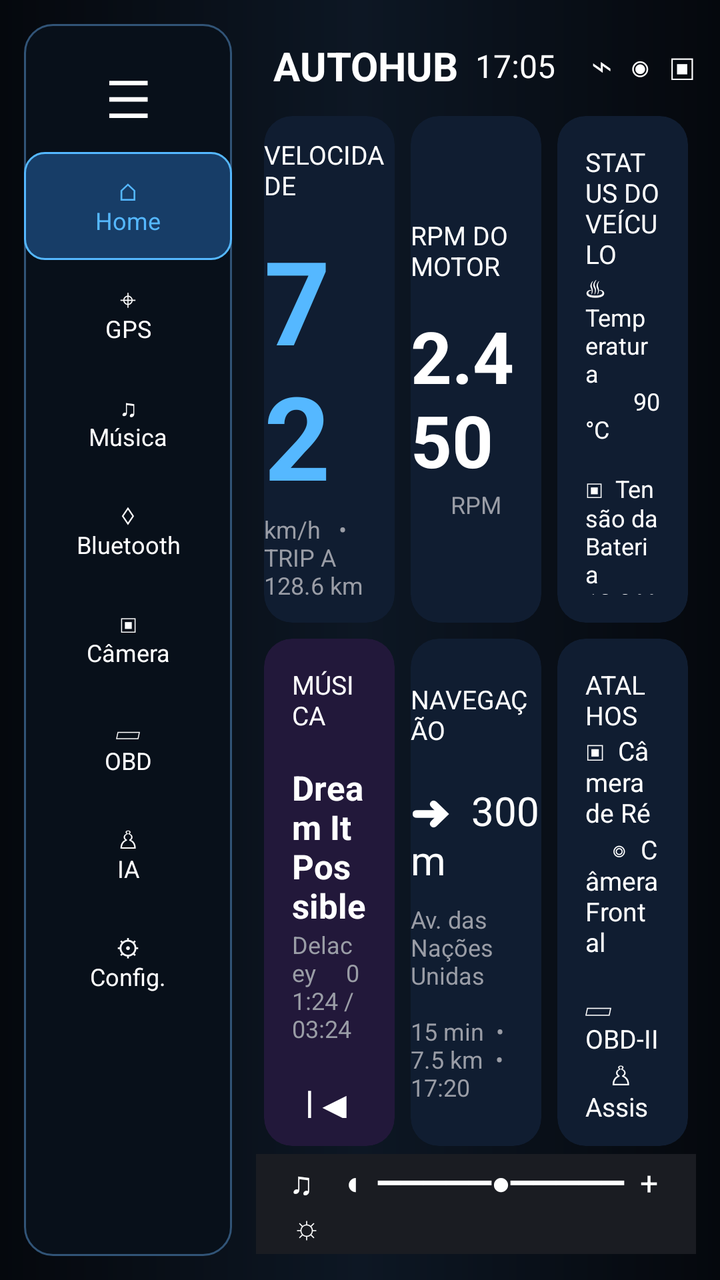
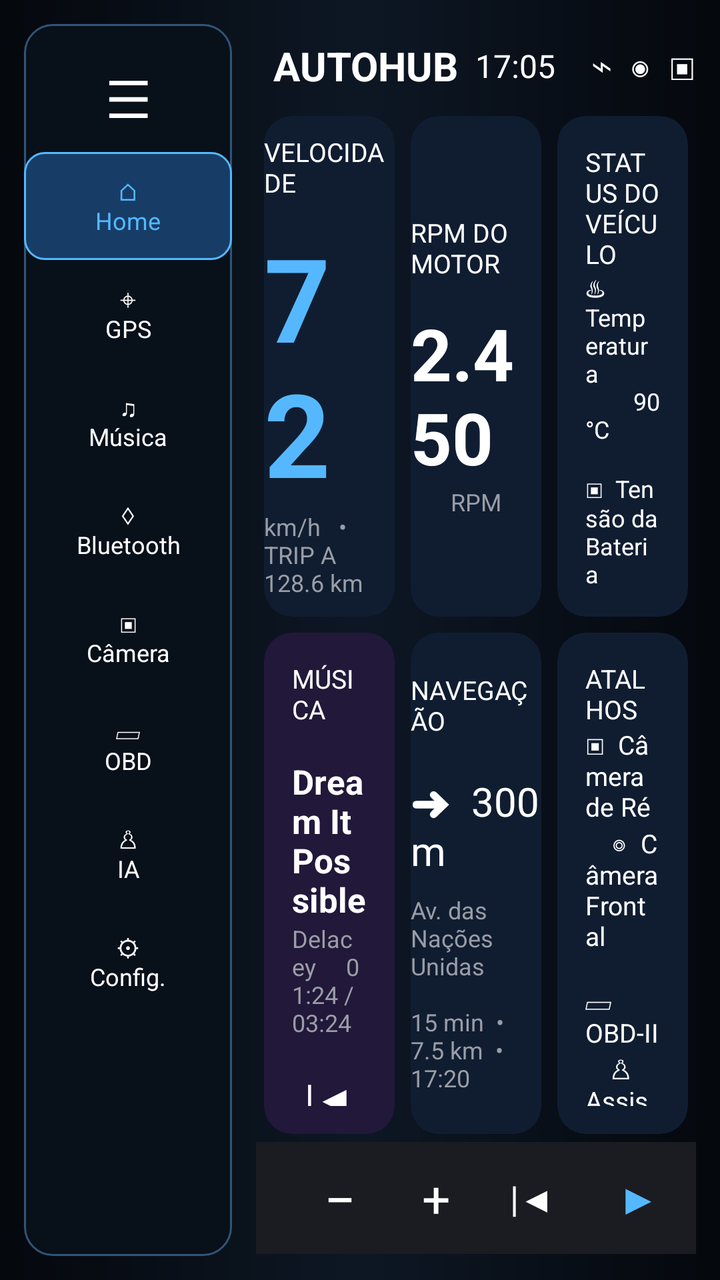

Screens rendered from an Android XML layout before and after an edit, with the pre-edit source and the edit as a unified diff.
<!-- AndroidManifest.xml: application theme Theme.StreamHub -->
<!-- res/layout/activity_main.xml -->
<?xml version="1.0" encoding="utf-8"?>
<LinearLayout xmlns:android="http://schemas.android.com/apk/res/android"
    xmlns:app="http://schemas.android.com/apk/res-auto"
    android:layout_width="match_parent"
    android:layout_height="match_parent"
    android:background="@drawable/dashboard_background"
    android:orientation="horizontal"
    android:padding="12dp">

    <LinearLayout
        android:layout_width="104dp"
        android:layout_height="match_parent"
        android:background="@drawable/panel_background"
        android:gravity="top|center_horizontal"
        android:orientation="vertical"
        android:paddingVertical="10dp">
        <TextView android:layout_width="match_parent" android:layout_height="54dp" android:gravity="center" android:text="☰" android:textColor="@color/text_primary" android:textSize="26sp" />
        <TextView android:id="@+id/navHome" android:layout_width="match_parent" android:layout_height="54dp" android:background="@drawable/nav_selected" android:gravity="center" android:text="⌂\nHome" android:textColor="@color/accent_blue" android:textSize="12sp" />
        <TextView android:id="@+id/navGps" android:layout_width="match_parent" android:layout_height="54dp" android:gravity="center" android:text="⌖\nGPS" android:textColor="@color/text_primary" android:textSize="12sp" />
        <TextView android:id="@+id/navMusic" android:layout_width="match_parent" android:layout_height="54dp" android:gravity="center" android:text="♫\nMúsica" android:textColor="@color/text_primary" android:textSize="12sp" />
        <TextView android:id="@+id/navBluetooth" android:layout_width="match_parent" android:layout_height="54dp" android:gravity="center" android:text="♢\nBluetooth" android:textColor="@color/text_primary" android:textSize="12sp" />
        <TextView android:id="@+id/navCamera" android:layout_width="match_parent" android:layout_height="54dp" android:gravity="center" android:text="▣\nCâmera" android:textColor="@color/text_primary" android:textSize="12sp" />
        <TextView android:id="@+id/navObd" android:layout_width="match_parent" android:layout_height="54dp" android:gravity="center" android:text="▱\nOBD" android:textColor="@color/text_primary" android:textSize="12sp" />
        <TextView android:id="@+id/navAssistant" android:layout_width="match_parent" android:layout_height="54dp" android:gravity="center" android:text="♙\nIA" android:textColor="@color/text_primary" android:textSize="12sp" />
        <TextView android:id="@+id/navSettings" android:layout_width="match_parent" android:layout_height="54dp" android:gravity="center" android:text="⚙\nConfig." android:textColor="@color/text_primary" android:textSize="12sp" />
    </LinearLayout>

    <LinearLayout
        android:layout_width="0dp"
        android:layout_height="match_parent"
        android:layout_weight="1"
        android:orientation="vertical"
        android:paddingStart="12dp">
        <LinearLayout android:layout_width="match_parent" android:layout_height="42dp" android:gravity="center_vertical" android:orientation="horizontal">
            <TextView android:id="@+id/titleText" android:layout_width="0dp" android:layout_height="wrap_content" android:layout_weight="1" android:gravity="center" android:text="AUTOHUB" android:textColor="@color/text_primary" android:textSize="20sp" android:textStyle="bold" />
            <TextView android:id="@+id/clockText" android:layout_width="wrap_content" android:layout_height="wrap_content" android:layout_marginEnd="18dp" android:text="17:05" android:textColor="@color/text_primary" android:textSize="16sp" />
            <TextView android:layout_width="wrap_content" android:layout_height="wrap_content" android:text="⌁  ◉  ▣" android:textColor="@color/text_primary" android:textSize="18sp" />
        </LinearLayout>

        <LinearLayout android:layout_width="match_parent" android:layout_height="0dp" android:layout_weight="1" android:orientation="vertical">
            <LinearLayout android:layout_width="match_parent" android:layout_height="0dp" android:layout_weight="1" android:orientation="horizontal">
                <androidx.cardview.widget.CardView android:layout_width="0dp" android:layout_height="match_parent" android:layout_margin="4dp" android:layout_weight="1" app:cardBackgroundColor="@color/panel_blue" app:cardCornerRadius="14dp" app:cardElevation="0dp">
                    <LinearLayout android:layout_width="match_parent" android:layout_height="match_parent" android:gravity="center" android:orientation="vertical">
                        <TextView android:layout_width="wrap_content" android:layout_height="wrap_content" android:text="VELOCIDADE" android:textColor="@color/text_primary" android:textSize="13sp" />
                        <TextView android:layout_width="wrap_content" android:layout_height="wrap_content" android:layout_marginTop="10dp" android:text="72" android:textColor="@color/accent_blue" android:textSize="58sp" android:textStyle="bold" />
                        <TextView android:layout_width="wrap_content" android:layout_height="wrap_content" android:text="km/h   •   TRIP A 128.6 km" android:textColor="@color/text_secondary" android:textSize="12sp" />
                    </LinearLayout>
                </androidx.cardview.widget.CardView>
                <androidx.cardview.widget.CardView android:layout_width="0dp" android:layout_height="match_parent" android:layout_margin="4dp" android:layout_weight="1" app:cardBackgroundColor="@color/panel_blue" app:cardCornerRadius="14dp" app:cardElevation="0dp">
                    <LinearLayout android:layout_width="match_parent" android:layout_height="match_parent" android:gravity="center" android:orientation="vertical">
                        <TextView android:layout_width="wrap_content" android:layout_height="wrap_content" android:text="RPM DO MOTOR" android:textColor="@color/text_primary" android:textSize="13sp" />
                        <TextView android:layout_width="wrap_content" android:layout_height="wrap_content" android:layout_marginTop="12dp" android:text="2.450" android:textColor="@color/text_primary" android:textSize="36sp" android:textStyle="bold" />
                        <TextView android:layout_width="wrap_content" android:layout_height="wrap_content" android:text="RPM" android:textColor="@color/text_secondary" android:textSize="12sp" />
                    </LinearLayout>
                </androidx.cardview.widget.CardView>
                <androidx.cardview.widget.CardView android:layout_width="0dp" android:layout_height="match_parent" android:layout_margin="4dp" android:layout_weight="1" app:cardBackgroundColor="@color/panel_blue" app:cardCornerRadius="14dp" app:cardElevation="0dp">
                    <LinearLayout android:layout_width="match_parent" android:layout_height="match_parent" android:orientation="vertical" android:padding="14dp">
                        <TextView android:layout_width="wrap_content" android:layout_height="wrap_content" android:text="STATUS DO VEÍCULO" android:textColor="@color/text_primary" android:textSize="13sp" />
                        <TextView android:layout_width="match_parent" android:layout_height="0dp" android:layout_weight="1" android:gravity="center_vertical" android:text="♨  Temperatura                 90 °C\n\n▣  Tensão da Bateria           13.9 V\n\n♧  Carga do Motor                 38 %\n\n⛽  Consumo Médio             10.8 km/L" android:textColor="@color/text_primary" android:textSize="12sp" />
                    </LinearLayout>
                </androidx.cardview.widget.CardView>
            </LinearLayout>

            <LinearLayout android:layout_width="match_parent" android:layout_height="0dp" android:layout_weight="1" android:orientation="horizontal">
                <androidx.cardview.widget.CardView android:layout_width="0dp" android:layout_height="match_parent" android:layout_margin="4dp" android:layout_weight="1" app:cardBackgroundColor="@color/panel_purple" app:cardCornerRadius="14dp" app:cardElevation="0dp">
                    <LinearLayout android:layout_width="match_parent" android:layout_height="match_parent" android:gravity="center_vertical" android:orientation="vertical" android:padding="14dp">
                        <TextView android:layout_width="wrap_content" android:layout_height="wrap_content" android:text="MÚSICA" android:textColor="@color/text_primary" android:textSize="13sp" />
                        <TextView android:layout_width="wrap_content" android:layout_height="wrap_content" android:layout_marginTop="16dp" android:text="Dream It Possible" android:textColor="@color/text_primary" android:textSize="17sp" android:textStyle="bold" />
                        <TextView android:layout_width="wrap_content" android:layout_height="wrap_content" android:text="Delacey     01:24 / 03:24" android:textColor="@color/text_secondary" android:textSize="12sp" />
                        <TextView android:layout_width="match_parent" android:layout_height="wrap_content" android:layout_marginTop="16dp" android:gravity="center" android:text="|◀       ❚❚       ▶|" android:textColor="@color/text_primary" android:textSize="20sp" />
                    </LinearLayout>
                </androidx.cardview.widget.CardView>
                <androidx.cardview.widget.CardView android:layout_width="0dp" android:layout_height="match_parent" android:layout_margin="4dp" android:layout_weight="1" app:cardBackgroundColor="@color/panel_blue" app:cardCornerRadius="14dp" app:cardElevation="0dp">
                    <LinearLayout android:layout_width="match_parent" android:layout_height="match_parent" android:gravity="center" android:orientation="vertical">
                        <TextView android:layout_width="wrap_content" android:layout_height="wrap_content" android:text="NAVEGAÇÃO" android:textColor="@color/text_primary" android:textSize="13sp" />
                        <TextView android:layout_width="wrap_content" android:layout_height="wrap_content" android:layout_marginTop="18dp" android:text="➜  300 m" android:textColor="@color/text_primary" android:textSize="20sp" />
                        <TextView android:layout_width="wrap_content" android:layout_height="wrap_content" android:layout_marginTop="8dp" android:text="Av. das Nações\nUnidas\n\n15 min  •  7.5 km  •  17:20" android:textColor="@color/text_secondary" android:textSize="12sp" />
                    </LinearLayout>
                </androidx.cardview.widget.CardView>
                <androidx.cardview.widget.CardView android:layout_width="0dp" android:layout_height="match_parent" android:layout_margin="4dp" android:layout_weight="1" app:cardBackgroundColor="@color/panel_blue" app:cardCornerRadius="14dp" app:cardElevation="0dp">
                    <LinearLayout android:layout_width="match_parent" android:layout_height="match_parent" android:orientation="vertical" android:padding="14dp">
                        <TextView android:layout_width="wrap_content" android:layout_height="wrap_content" android:text="ATALHOS" android:textColor="@color/text_primary" android:textSize="13sp" />
                        <TextView android:layout_width="match_parent" android:layout_height="0dp" android:layout_weight="1" android:gravity="center_vertical" android:text="▣  Câmera de Ré    　◎  Câmera Frontal\n\n▱  OBD-II            　♙  Assistente IA" android:textColor="@color/text_primary" android:textSize="13sp" />
                    </LinearLayout>
                </androidx.cardview.widget.CardView>
            </LinearLayout>
        </LinearLayout>

        <LinearLayout android:layout_width="match_parent" android:layout_height="50dp" android:background="@color/surface" android:gravity="center_vertical" android:orientation="horizontal" android:paddingHorizontal="18dp">
            <TextView android:layout_width="wrap_content" android:layout_height="wrap_content" android:text="♫    ◖  ━━━━━●━━━━━  +     ☼" android:textColor="@color/text_primary" android:textSize="16sp" />
            <TextView android:layout_width="0dp" android:layout_height="1dp" android:layout_weight="1" />
            <TextView android:layout_width="wrap_content" android:layout_height="wrap_content" android:text="☾" android:textColor="@color/text_primary" android:textSize="20sp" />
        </LinearLayout>

        <EditText android:id="@+id/searchInput" android:layout_width="1dp" android:layout_height="1dp" android:alpha="0" android:hint="@string/search_hint" android:inputType="text" />
        <TextView android:id="@+id/catalogCount" android:layout_width="1dp" android:layout_height="1dp" android:visibility="gone" />
        <TextView android:id="@+id/installedFilter" android:layout_width="1dp" android:layout_height="1dp" android:visibility="gone" />
        <TextView android:id="@+id/favoritesFilter" android:layout_width="1dp" android:layout_height="1dp" android:visibility="gone" />
        <TextView android:id="@+id/clearFilters" android:layout_width="1dp" android:layout_height="1dp" android:visibility="gone" />
        <TextView android:id="@+id/emptyState" android:layout_width="1dp" android:layout_height="1dp" android:visibility="gone" />
        <androidx.recyclerview.widget.RecyclerView android:id="@+id/recyclerView" android:layout_width="1dp" android:layout_height="1dp" android:visibility="gone" />
    </LinearLayout>
</LinearLayout>
<!-- resources referenced by this layout -->
<resources>
  <color name="accent_blue">#55B8FF</color>
  <color name="panel_blue">#101D31</color>
  <color name="panel_purple">#22183A</color>
  <color name="surface">#1A1C22</color>
  <color name="text_primary">#FFFFFF</color>
  <color name="text_secondary">#9A9DA6</color>
  <!-- drawable dashboard_background (drawable) -->
  <?xml version="1.0" encoding="utf-8"?>
  <shape xmlns:android="http://schemas.android.com/apk/res/android" android:shape="rectangle">
      <gradient android:angle="0" android:startColor="#05080D" android:centerColor="#0D1724" android:endColor="#05080D" />
  </shape>
  <!-- drawable nav_selected (drawable) -->
  <?xml version="1.0" encoding="utf-8"?>
  <shape xmlns:android="http://schemas.android.com/apk/res/android" android:shape="rectangle">
      <solid android:color="#173D67" />
      <corners android:radius="10dp" />
      <stroke android:width="1dp" android:color="@color/accent_blue" />
  </shape>
  <!-- drawable panel_background (drawable) -->
  <?xml version="1.0" encoding="utf-8"?>
  <shape xmlns:android="http://schemas.android.com/apk/res/android" android:shape="rectangle">
      <solid android:color="#08101A" />
      <corners android:radius="14dp" />
      <stroke android:width="1dp" android:color="@color/panel_border" />
  </shape>
  <string name="search_hint">Buscar servicio</string>
  <style name="Theme.StreamHub" parent="Theme.MaterialComponents.DayNight.NoActionBar">
          <item name="colorPrimary">@color/accent</item>
          <item name="colorPrimaryVariant">@color/accent</item>
          <item name="colorOnPrimary">@color/text_primary</item>
          <item name="android:windowBackground">@color/background</item>
          <item name="android:statusBarColor">@color/background</item>
      </style>
  <color name="panel_border">#315477</color>
  <color name="accent">#E50914</color>
  <color name="background">#0E0F13</color>
</resources>

<!-- the commit's change to res/layout/activity_main.xml (unified diff, before → after) -->
@@ -40,9 +40,9 @@
         <LinearLayout android:layout_width="match_parent" android:layout_height="0dp" android:layout_weight="1" android:orientation="vertical">
             <LinearLayout android:layout_width="match_parent" android:layout_height="0dp" android:layout_weight="1" android:orientation="horizontal">
                 <androidx.cardview.widget.CardView android:layout_width="0dp" android:layout_height="match_parent" android:layout_margin="4dp" android:layout_weight="1" app:cardBackgroundColor="@color/panel_blue" app:cardCornerRadius="14dp" app:cardElevation="0dp">
-                    <LinearLayout android:layout_width="match_parent" android:layout_height="match_parent" android:gravity="center" android:orientation="vertical">
+                    <LinearLayout android:id="@+id/speedCard" android:layout_width="match_parent" android:layout_height="match_parent" android:gravity="center" android:orientation="vertical">
                         <TextView android:layout_width="wrap_content" android:layout_height="wrap_content" android:text="VELOCIDADE" android:textColor="@color/text_primary" android:textSize="13sp" />
-                        <TextView android:layout_width="wrap_content" android:layout_height="wrap_content" android:layout_marginTop="10dp" android:text="72" android:textColor="@color/accent_blue" android:textSize="58sp" android:textStyle="bold" />
+                        <TextView android:id="@+id/speedValue" android:layout_width="wrap_content" android:layout_height="wrap_content" android:layout_marginTop="10dp" android:text="72" android:textColor="@color/accent_blue" android:textSize="58sp" android:textStyle="bold" />
                         <TextView android:layout_width="wrap_content" android:layout_height="wrap_content" android:text="km/h   •   TRIP A 128.6 km" android:textColor="@color/text_secondary" android:textSize="12sp" />
                     </LinearLayout>
                 </androidx.cardview.widget.CardView>
@@ -63,15 +63,15 @@
 
             <LinearLayout android:layout_width="match_parent" android:layout_height="0dp" android:layout_weight="1" android:orientation="horizontal">
                 <androidx.cardview.widget.CardView android:layout_width="0dp" android:layout_height="match_parent" android:layout_margin="4dp" android:layout_weight="1" app:cardBackgroundColor="@color/panel_purple" app:cardCornerRadius="14dp" app:cardElevation="0dp">
-                    <LinearLayout android:layout_width="match_parent" android:layout_height="match_parent" android:gravity="center_vertical" android:orientation="vertical" android:padding="14dp">
+                    <LinearLayout android:id="@+id/musicCard" android:layout_width="match_parent" android:layout_height="match_parent" android:gravity="center_vertical" android:orientation="vertical" android:padding="14dp">
                         <TextView android:layout_width="wrap_content" android:layout_height="wrap_content" android:text="MÚSICA" android:textColor="@color/text_primary" android:textSize="13sp" />
-                        <TextView android:layout_width="wrap_content" android:layout_height="wrap_content" android:layout_marginTop="16dp" android:text="Dream It Possible" android:textColor="@color/text_primary" android:textSize="17sp" android:textStyle="bold" />
+                        <TextView android:id="@+id/trackTitle" android:layout_width="wrap_content" android:layout_height="wrap_content" android:layout_marginTop="16dp" android:text="Dream It Possible" android:textColor="@color/text_primary" android:textSize="17sp" android:textStyle="bold" />
                         <TextView android:layout_width="wrap_content" android:layout_height="wrap_content" android:text="Delacey     01:24 / 03:24" android:textColor="@color/text_secondary" android:textSize="12sp" />
-                        <TextView android:layout_width="match_parent" android:layout_height="wrap_content" android:layout_marginTop="16dp" android:gravity="center" android:text="|◀       ❚❚       ▶|" android:textColor="@color/text_primary" android:textSize="20sp" />
+                        <TextView android:id="@+id/mediaControls" android:layout_width="match_parent" android:layout_height="wrap_content" android:layout_marginTop="16dp" android:gravity="center" android:text="|◀       ❚❚       ▶|" android:textColor="@color/text_primary" android:textSize="20sp" />
                     </LinearLayout>
                 </androidx.cardview.widget.CardView>
                 <androidx.cardview.widget.CardView android:layout_width="0dp" android:layout_height="match_parent" android:layout_margin="4dp" android:layout_weight="1" app:cardBackgroundColor="@color/panel_blue" app:cardCornerRadius="14dp" app:cardElevation="0dp">
-                    <LinearLayout android:layout_width="match_parent" android:layout_height="match_parent" android:gravity="center" android:orientation="vertical">
+                    <LinearLayout android:id="@+id/navigationCard" android:layout_width="match_parent" android:layout_height="match_parent" android:gravity="center" android:orientation="vertical">
                         <TextView android:layout_width="wrap_content" android:layout_height="wrap_content" android:text="NAVEGAÇÃO" android:textColor="@color/text_primary" android:textSize="13sp" />
                         <TextView android:layout_width="wrap_content" android:layout_height="wrap_content" android:layout_marginTop="18dp" android:text="➜  300 m" android:textColor="@color/text_primary" android:textSize="20sp" />
                         <TextView android:layout_width="wrap_content" android:layout_height="wrap_content" android:layout_marginTop="8dp" android:text="Av. das Nações\nUnidas\n\n15 min  •  7.5 km  •  17:20" android:textColor="@color/text_secondary" android:textSize="12sp" />
@@ -80,16 +80,21 @@
                 <androidx.cardview.widget.CardView android:layout_width="0dp" android:layout_height="match_parent" android:layout_margin="4dp" android:layout_weight="1" app:cardBackgroundColor="@color/panel_blue" app:cardCornerRadius="14dp" app:cardElevation="0dp">
                     <LinearLayout android:layout_width="match_parent" android:layout_height="match_parent" android:orientation="vertical" android:padding="14dp">
                         <TextView android:layout_width="wrap_content" android:layout_height="wrap_content" android:text="ATALHOS" android:textColor="@color/text_primary" android:textSize="13sp" />
-                        <TextView android:layout_width="match_parent" android:layout_height="0dp" android:layout_weight="1" android:gravity="center_vertical" android:text="▣  Câmera de Ré    　◎  Câmera Frontal\n\n▱  OBD-II            　♙  Assistente IA" android:textColor="@color/text_primary" android:textSize="13sp" />
+                        <TextView android:id="@+id/shortcutPanel" android:layout_width="match_parent" android:layout_height="0dp" android:layout_weight="1" android:gravity="center_vertical" android:text="▣  Câmera de Ré    　◎  Câmera Frontal\n\n▱  OBD-II            　♙  Assistente IA" android:textColor="@color/text_primary" android:textSize="13sp" />
                     </LinearLayout>
                 </androidx.cardview.widget.CardView>
             </LinearLayout>
         </LinearLayout>
 
-        <LinearLayout android:layout_width="match_parent" android:layout_height="50dp" android:background="@color/surface" android:gravity="center_vertical" android:orientation="horizontal" android:paddingHorizontal="18dp">
-            <TextView android:layout_width="wrap_content" android:layout_height="wrap_content" android:text="♫    ◖  ━━━━━●━━━━━  +     ☼" android:textColor="@color/text_primary" android:textSize="16sp" />
-            <TextView android:layout_width="0dp" android:layout_height="1dp" android:layout_weight="1" />
-            <TextView android:layout_width="wrap_content" android:layout_height="wrap_content" android:text="☾" android:textColor="@color/text_primary" android:textSize="20sp" />
+        <LinearLayout android:layout_width="match_parent" android:layout_height="56dp" android:background="@color/surface" android:gravity="center_vertical" android:orientation="horizontal" android:paddingHorizontal="18dp">
+            <TextView android:id="@+id/volumeDown" android:layout_width="48dp" android:layout_height="match_parent" android:clickable="true" android:focusable="true" android:gravity="center" android:text="−" android:textColor="@color/text_primary" android:textSize="28sp" />
+            <TextView android:id="@+id/volumeLevel" android:layout_width="0dp" android:layout_height="wrap_content" android:layout_weight="1" android:gravity="center" android:text="♫   Volume 50%" android:textColor="@color/text_primary" android:textSize="14sp" />
+            <TextView android:id="@+id/volumeUp" android:layout_width="48dp" android:layout_height="match_parent" android:clickable="true" android:focusable="true" android:gravity="center" android:text="+" android:textColor="@color/text_primary" android:textSize="25sp" />
+            <TextView android:id="@+id/mediaPrevious" android:layout_width="48dp" android:layout_height="match_parent" android:clickable="true" android:focusable="true" android:gravity="center" android:text="|◀" android:textColor="@color/text_primary" android:textSize="18sp" />
+            <TextView android:id="@+id/mediaPlay" android:layout_width="58dp" android:layout_height="match_parent" android:clickable="true" android:focusable="true" android:gravity="center" android:text="▶" android:textColor="@color/accent_blue" android:textSize="22sp" />
+            <TextView android:id="@+id/mediaNext" android:layout_width="48dp" android:layout_height="match_parent" android:clickable="true" android:focusable="true" android:gravity="center" android:text="▶|" android:textColor="@color/text_primary" android:textSize="18sp" />
+            <TextView android:id="@+id/brightnessControl" android:layout_width="54dp" android:layout_height="match_parent" android:clickable="true" android:focusable="true" android:gravity="center" android:text="☼" android:textColor="@color/text_primary" android:textSize="22sp" />
+            <TextView android:id="@+id/nightMode" android:layout_width="54dp" android:layout_height="match_parent" android:clickable="true" android:focusable="true" android:gravity="center" android:text="☾" android:textColor="@color/text_primary" android:textSize="22sp" />
         </LinearLayout>
 
         <EditText android:id="@+id/searchInput" android:layout_width="1dp" android:layout_height="1dp" android:alpha="0" android:hint="@string/search_hint" android:inputType="text" />
